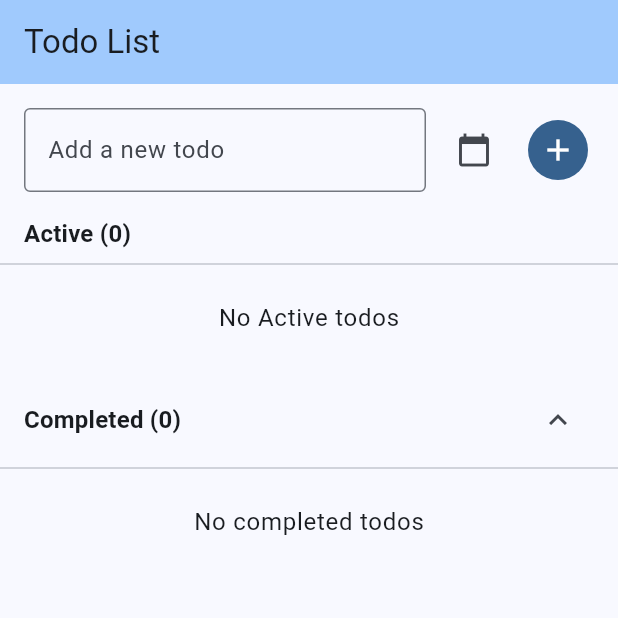
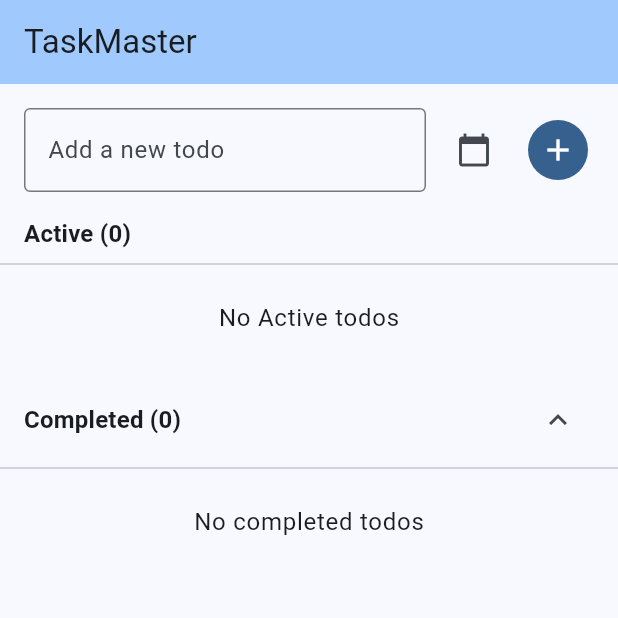
Before and after one commit to Ebrothers212/TodoAppFlutter, a Flutter app: the screen it shows after launch, on a phone screen of 412 x 824 dp, the top half of it. Run offline on Flutter 3.47's test engine with Material 3 defaults, Android fonts, the phone set to English and light mode, and no system bars; our stand-ins replace shared_preferences.

Commit message:
finalizing basic app

```diff
--- a/lib/screens/todo_list_screen.dart
+++ b/lib/screens/todo_list_screen.dart
@@ -355,7 +355,7 @@ class _TodoListScreenState extends State<TodoListScreen> {
   Widget build(BuildContext context) {
     return Scaffold(
       appBar: AppBar(
-        title: const Text('Todo List'),
+        title: const Text('TaskMaster'),
         backgroundColor: Theme.of(context).colorScheme.inversePrimary,
       ),
       body: _isLoading
```
Also changed, not shown: 1 other file.
